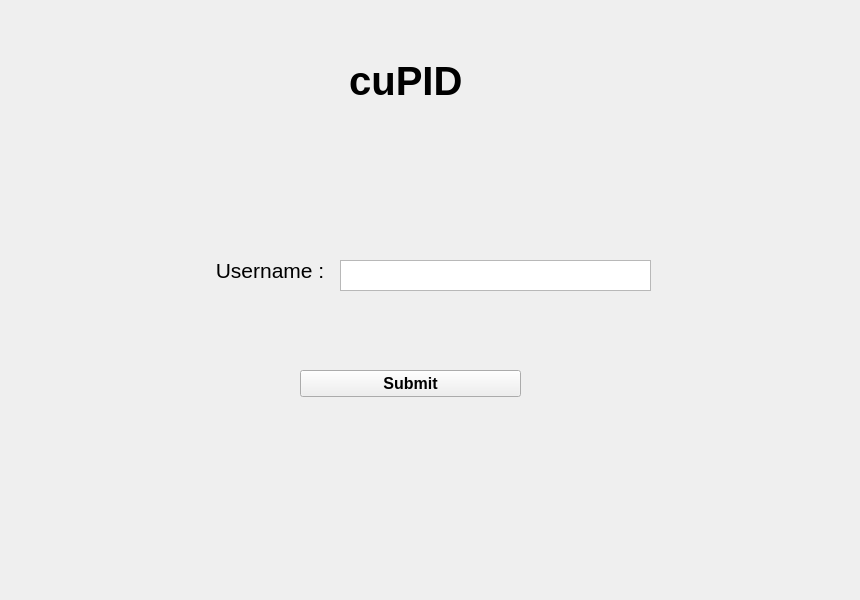
This is all_Combined/studentloginpage.ui in aboodmufti/cupid as Qt 5 draws it before an edit. The edited form follows.
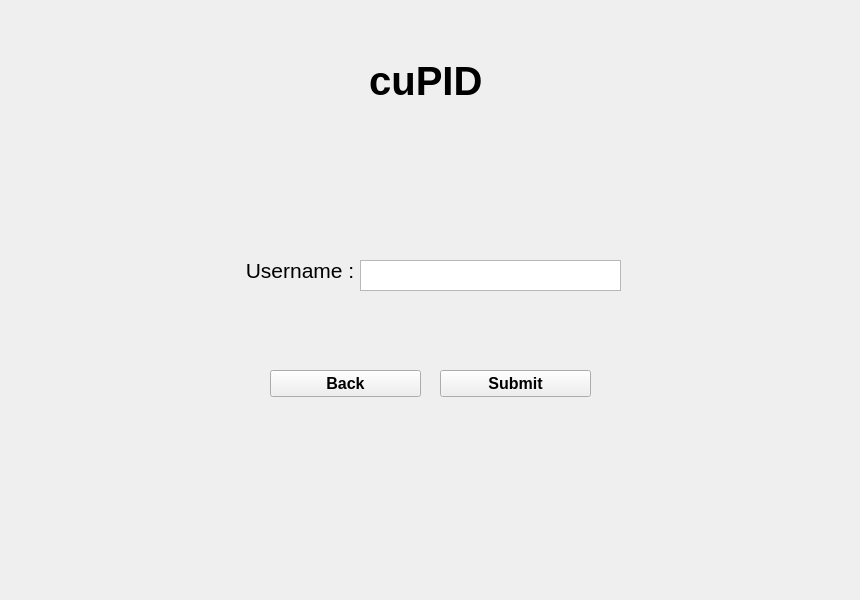
This is the edited form.

Commit message: added 2 back buttons

```diff
--- a/all_Combined/studentloginpage.ui
+++ b/all_Combined/studentloginpage.ui
@@ -16,7 +16,7 @@
   <widget class="QLabel" name="usernameLabel">
    <property name="geometry">
     <rect>
-     <x>210</x>
+     <x>240</x>
      <y>260</y>
      <width>121</width>
      <height>21</height>
@@ -36,9 +36,9 @@
   <widget class="QTextEdit" name="usernameTextEdit">
    <property name="geometry">
     <rect>
-     <x>340</x>
+     <x>360</x>
      <y>260</y>
-     <width>311</width>
+     <width>261</width>
      <height>31</height>
     </rect>
    </property>
@@ -46,9 +46,9 @@
   <widget class="QPushButton" name="submitButton">
    <property name="geometry">
     <rect>
-     <x>300</x>
+     <x>440</x>
      <y>370</y>
-     <width>221</width>
+     <width>151</width>
      <height>27</height>
     </rect>
    </property>
@@ -66,7 +66,7 @@
   <widget class="QWidget" name="verticalLayoutWidget_2">
    <property name="geometry">
     <rect>
-     <x>290</x>
+     <x>310</x>
      <y>10</y>
      <width>221</width>
      <height>141</height>
@@ -89,6 +89,26 @@
     </item>
    </layout>
   </widget>
+  <widget class="QPushButton" name="backButton">
+   <property name="geometry">
+    <rect>
+     <x>270</x>
+     <y>370</y>
+     <width>151</width>
+     <height>27</height>
+    </rect>
+   </property>
+   <property name="font">
+    <font>
+     <pointsize>12</pointsize>
+     <weight>75</weight>
+     <bold>true</bold>
+    </font>
+   </property>
+   <property name="text">
+    <string>Back</string>
+   </property>
+  </widget>
  </widget>
  <resources/>
  <connections/>
```
The commit also changes 7 other files.
